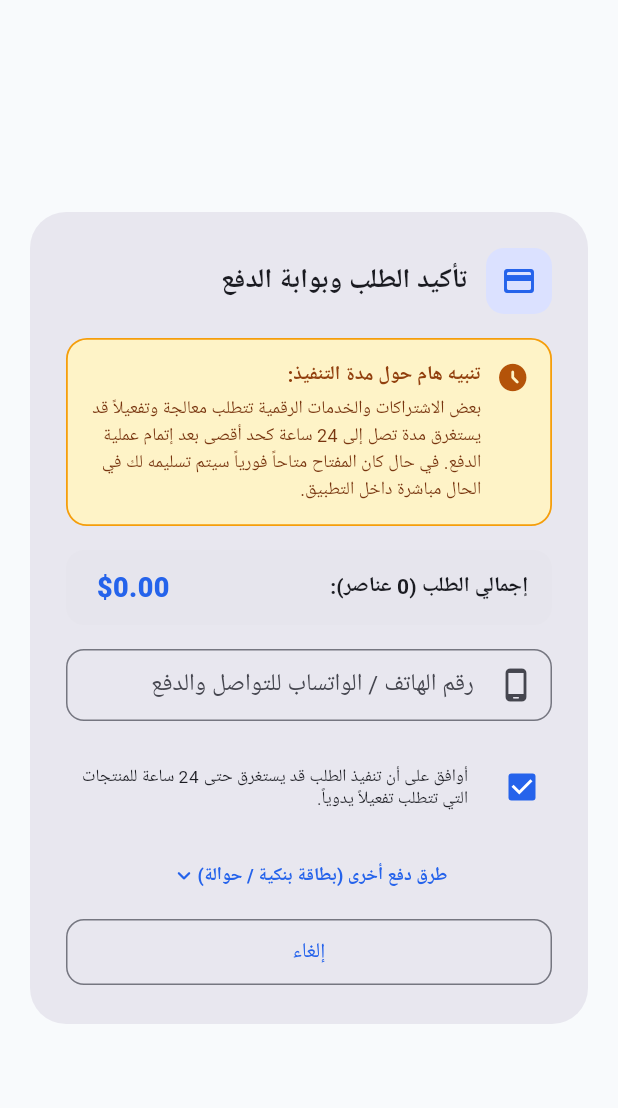
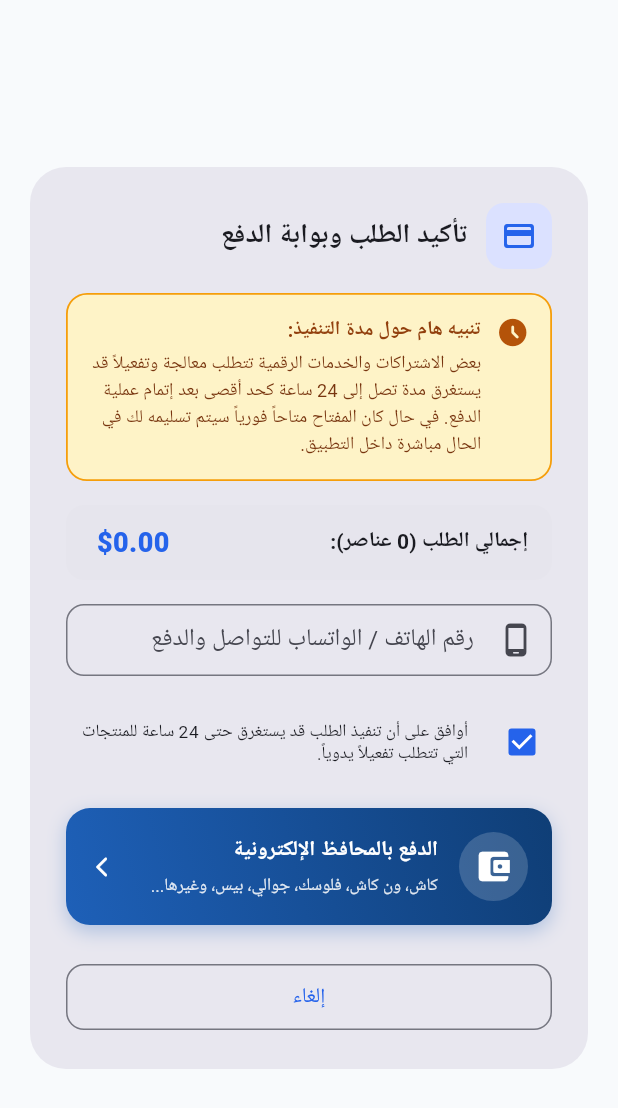
Before and after one commit to momoqubati-ctrl/shabakati_Eservices, a Flutter app: the CheckoutWarningDialog widget shown alone on an empty page, opened directly with empty values, on a phone screen of 412 x 824 dp. Shown: the top 1108 px of the screen. Run offline on Flutter 3.47's test engine with Material 3 defaults, Android fonts, the light colour scheme and no system bars; our stand-ins replace dio, flutter_bloc, flutter_secure_storage, local_auth, supabase_flutter; missing offline and left inert: bas_pay_flutter; accounts and stored records are empty; network calls fail.

Commit message:
feat: restrict payment methods exclusively to electronic wallets and hide all others

```diff
--- a/lib/presentation/widgets/checkout_warning_dialog.dart
+++ b/lib/presentation/widgets/checkout_warning_dialog.dart
@@ -7,8 +7,7 @@ class CheckoutWarningDialog extends StatefulWidget {
   final int itemsCount;
   final String? initialTelegramUser;
   final String? initialPhone;
-  final Function(String telegramUser, String phone, String paymentMethod) onConfirm;
-  final Function(String telegramUser, String phone)? onPayWithBasGate;
+  final Function(String telegramUser, String phone) onPayWithBasGate;
 
   const CheckoutWarningDialog({
     super.key,
@@ -18,8 +17,7 @@ class CheckoutWarningDialog extends StatefulWidget {
     required this.itemsCount,
     this.initialTelegramUser,
     this.initialPhone,
-    required this.onConfirm,
-    this.onPayWithBasGate,
+    required this.onPayWithBasGate,
   });
 
   @override
@@ -28,9 +26,7 @@ class CheckoutWarningDialog extends StatefulWidget {
 
 class _CheckoutWarningDialogState extends State<CheckoutWarningDialog> {
   late final TextEditingController _phoneController;
-  String _selectedPaymentMethod = 'بطاقة بنكية / ميزة / فيزا';
   bool _acceptedTerms = true;
-  bool _showOtherPaymentMethods = false;
 
   @override
   void initState() {
@@ -185,7 +181,6 @@ class _CheckoutWarningDialogState extends State<CheckoutWarningDialog> {
               const SizedBox(height: 16),
 
               // زر الدفع المباشر عبر المحافظ الإلكترونية (BasGate)
-              if (widget.onPayWithBasGate != null) ...[
               Container(
                 decoration: BoxDecoration(
                   gradient: const LinearGradient(
@@ -209,10 +204,20 @@ class _CheckoutWarningDialogState extends State<CheckoutWarningDialog> {
                     onTap: !_acceptedTerms
                         ? null
                         : () {
+                            final phone = _phoneController.text.trim();
+                            if (phone.isEmpty) {
+                              ScaffoldMessenger.of(context).showSnackBar(
+                                const SnackBar(
+                                  content: Text('يرجى إدخال رقم الهاتف / الواتساب للمتابعة'),
+                                  backgroundColor: Colors.orange,
+                                ),
+                              );
+                              return;
+                            }
                             Navigator.pop(context);
-                              widget.onPayWithBasGate!(
+                            widget.onPayWithBasGate(
                               widget.initialTelegramUser ?? '',
-                                _phoneController.text.trim(),
+                              phone,
                             );
                           },
                     child: Padding(
@@ -237,7 +242,7 @@ class _CheckoutWarningDialogState extends State<CheckoutWarningDialog> {
                               crossAxisAlignment: CrossAxisAlignment.start,
                               children: [
                                 const Text(
-                                    'الدفع المباشر بالمحافظ الإلكترونية',
+                                  'الدفع بالمحافظ الإلكترونية',
                                   style: TextStyle(
                                     color: Colors.white,
                                     fontWeight: FontWeight.bold,
@@ -263,71 +268,6 @@ class _CheckoutWarningDialogState extends State<CheckoutWarningDialog> {
                 ),
               ),
               const SizedBox(height: 12),
-              ],
-
-              // خيار طرق الدفع التقليدية الأخرى
-              InkWell(
-                onTap: () => setState(() => _showOtherPaymentMethods = !_showOtherPaymentMethods),
-                borderRadius: BorderRadius.circular(8),
-                child: Padding(
-                  padding: const EdgeInsets.symmetric(vertical: 6, horizontal: 4),
-                  child: Row(
-                    mainAxisAlignment: MainAxisAlignment.center,
-                    children: [
-                      Text(
-                        _showOtherPaymentMethods ? 'إخفاء طرق الدفع الأخرى' : 'طرق دفع أخرى (بطاقة بنكية / حوالة)',
-                        style: TextStyle(
-                          fontSize: 12,
-                          color: colorScheme.primary,
-                          fontWeight: FontWeight.w600,
-                        ),
-                      ),
-                      Icon(
-                        _showOtherPaymentMethods ? Icons.keyboard_arrow_up_rounded : Icons.keyboard_arrow_down_rounded,
-                        size: 18,
-                        color: colorScheme.primary,
-                      ),
-                    ],
-                  ),
-                ),
-              ),
-
-              if (_showOtherPaymentMethods) ...[
-                const SizedBox(height: 8),
-                DropdownButtonFormField<String>(
-                  initialValue: _selectedPaymentMethod,
-                  decoration: InputDecoration(
-                    border: OutlineInputBorder(borderRadius: BorderRadius.circular(12)),
-                    contentPadding: const EdgeInsets.symmetric(horizontal: 16, vertical: 10),
-                  ),
-                  items: const [
-                    DropdownMenuItem(value: 'بطاقة بنكية / ميزة / فيزا', child: Text('💳 بطاقة بنكية (Visa / MasterCard)')),
-                    DropdownMenuItem(value: 'Apple Pay / Google Pay', child: Text('📱 Apple Pay / Google Pay')),
-                    DropdownMenuItem(value: 'تحويل بنكي مباشر', child: Text('🏦 تحويل بنكي / صرافة')),
-                  ],
-                  onChanged: (val) {
-                    if (val != null) setState(() => _selectedPaymentMethod = val);
-                  },
-                ),
-                const SizedBox(height: 12),
-                FilledButton.tonal(
-                  onPressed: !_acceptedTerms
-                      ? null
-                      : () {
-                          Navigator.pop(context);
-                          widget.onConfirm(
-                            widget.initialTelegramUser ?? '',
-                            _phoneController.text.trim(),
-                            _selectedPaymentMethod,
-                          );
-                        },
-                  style: FilledButton.styleFrom(
-                    padding: const EdgeInsets.symmetric(vertical: 13),
-                    shape: RoundedRectangleBorder(borderRadius: BorderRadius.circular(12)),
-                  ),
-                  child: const Text('متابعة بالطريقة المحددة'),
-                ),
-              ],
 
               const SizedBox(height: 12),
               OutlinedButton(
```
Also changed, not shown: lib/presentation/pages/cart_page.dart (+0 -31 lines). Lines whose indentation alone changed are shown as unchanged.
